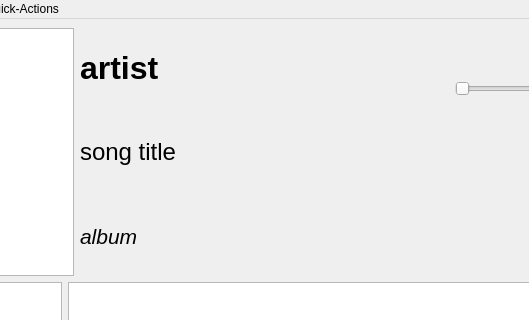
Before: the Qt Designer form ui.ui in billypom/musicpom, drawn with Qt 5; both pictures show x 135 to 664 and y 0 to 320 of the 1152 by 894 pixel window.
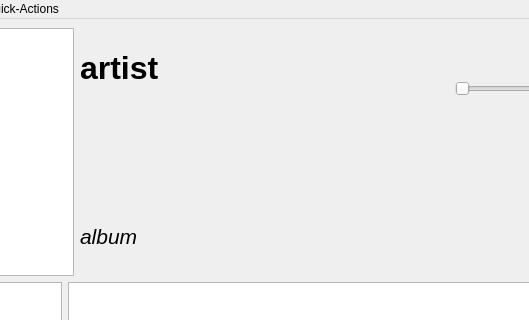
After: the same form once the commit is applied. Custom widgets are drawn as their Qt base class.

Commit message: removed qt designer MusicTable widget properties, set them manually in widget constructor

```diff
--- a/ui.ui
+++ b/ui.ui
@@ -101,9 +101,6 @@
               <pointsize>18</pointsize>
              </font>
             </property>
-            <property name="text">
-             <string>song title</string>
-            </property>
            </widget>
           </item>
           <item>
```
Left out of the diff: 35 changed lines with no effect on the pictures. The commit also changes 5 other files.
